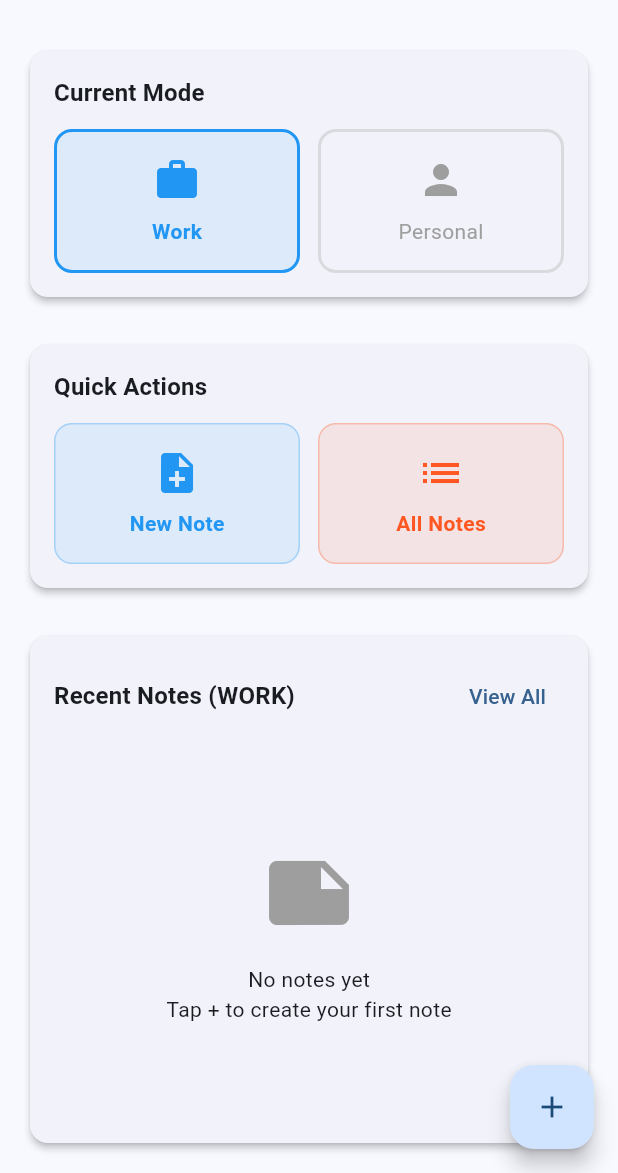
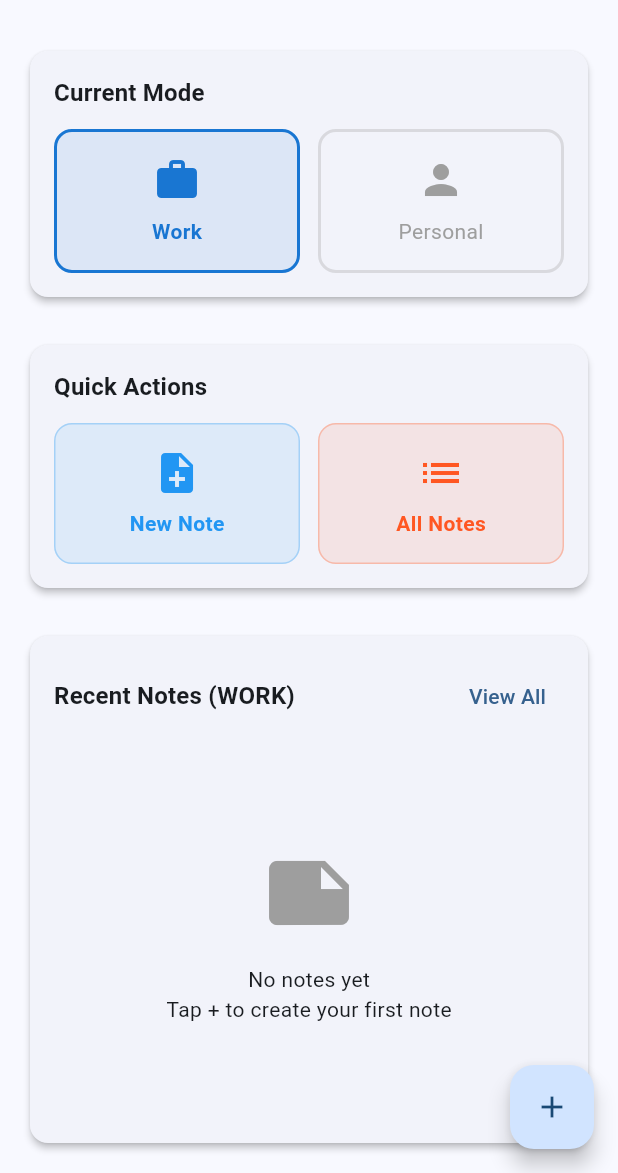
Before and after one commit to Gianpy99/RocketNotes_AI, a Flutter app: the screen it shows after launch, on a phone screen of 412 x 824 dp, the part 63-1236 px from its top. Run offline on Flutter 3.47's test engine with Material 3 defaults, Android fonts, the phone set to English and light mode, and no system bars; our stand-ins replace app_links, flutter_riverpod, go_router, hive, hive_flutter; missing offline and left inert: flutter_nfc_kit; accounts and stored records are empty; generated files the repository leaves out were written again.

Commit message:
Update app_colors.dart

```diff
--- a/lib/core/constants/app_colors.dart
+++ b/lib/core/constants/app_colors.dart
@@ -1,11 +1,45 @@
+// ==========================================
 // lib/core/constants/app_colors.dart
+// ==========================================
 import 'package:flutter/material.dart';
 
 class AppColors {
+  // Primary brand colors
   static const Color primaryBlue = Color(0xFF2196F3);
-  static const Color workBlue = Color(0xFF2196F3);
+  static const Color workBlue = Color(0xFF1976D2);
   static const Color personalGreen = Color(0xFF4CAF50);
   static const Color accentOrange = Color(0xFFFF5722);
+
+  // Background colors
   static const Color backgroundLight = Color(0xFFFAFAFA);
   static const Color backgroundDark = Color(0xFF121212);
+  static const Color cardLight = Color(0xFFFFFFFF);
+  static const Color cardDark = Color(0xFF1E1E1E);
+
+  // Text colors
+  static const Color textPrimary = Color(0xFF212121);
+  static const Color textSecondary = Color(0xFF757575);
+  static const Color textHint = Color(0xFF9E9E9E);
+
+  // Status colors
+  static const Color success = Color(0xFF4CAF50);
+  static const Color warning = Color(0xFFFF9800);
+  static const Color error = Color(0xFFF44336);
+  static const Color info = Color(0xFF2196F3);
+
+  // Gradient colors
+  static const List<Color> primaryGradient = [
+    Color(0xFF2196F3),
+    Color(0xFF21CBF3),
+  ];
+
+  static const List<Color> workGradient = [
+    Color(0xFF1976D2),
+    Color(0xFF42A5F5),
+  ];
+
+  static const List<Color> personalGradient = [
+    Color(0xFF4CAF50),
+    Color(0xFF81C784),
+  ];
 }
```
